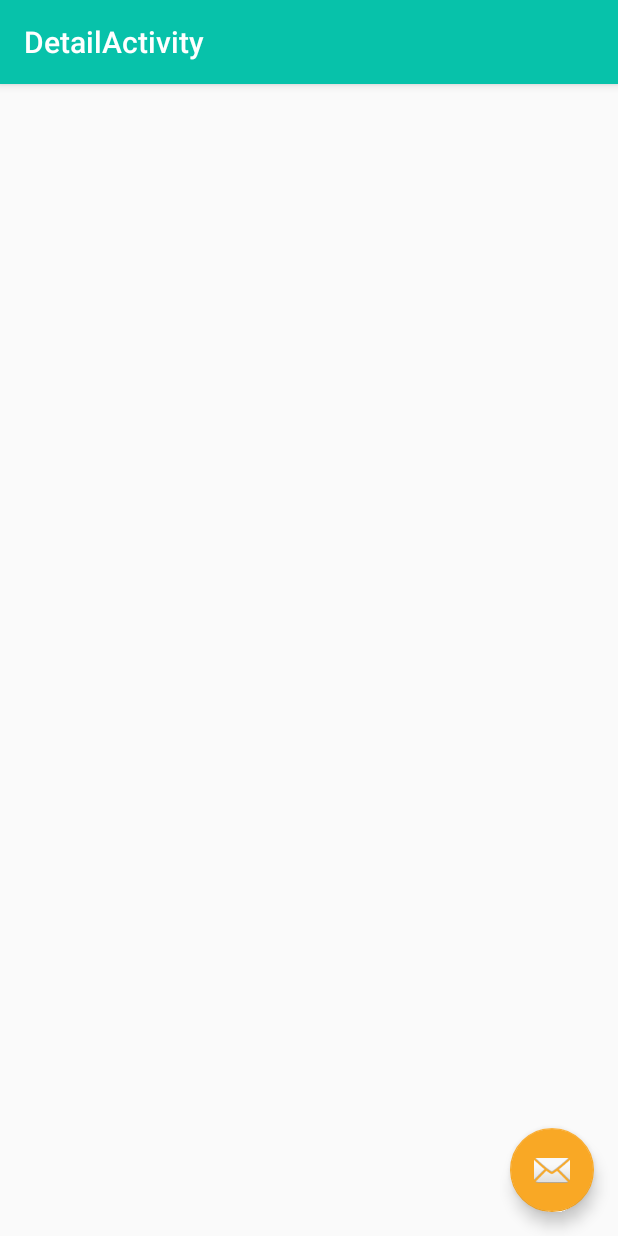
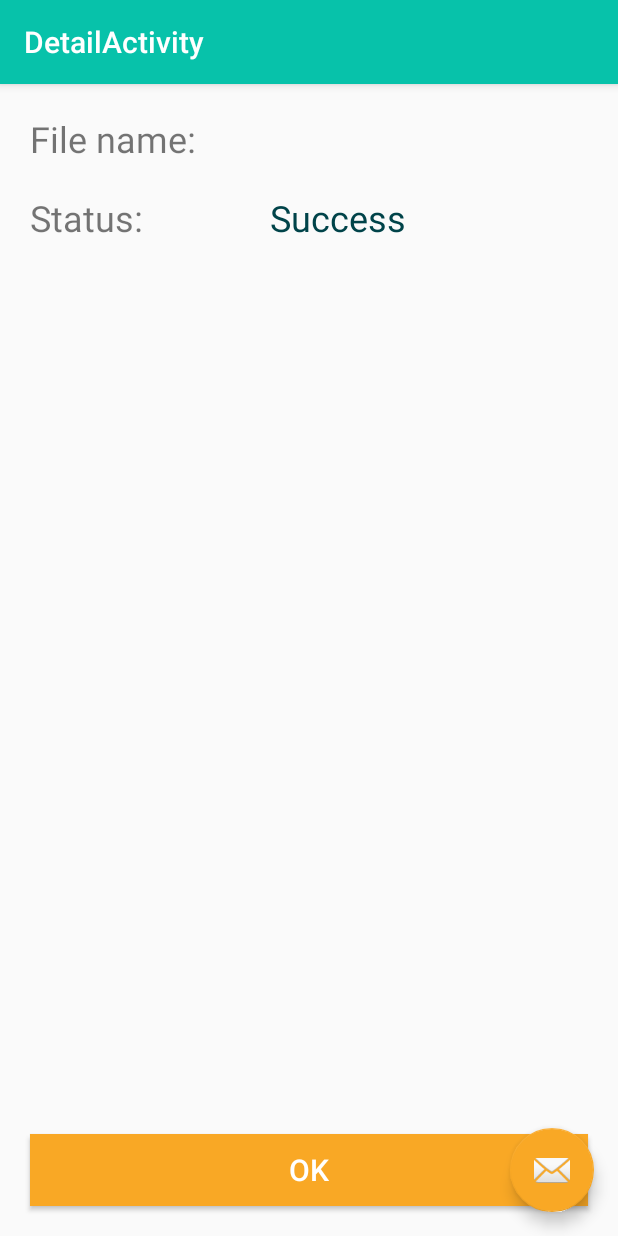
Before and after one commit to agvx124/Load_App, an Android app: the DetailActivity screen opened directly, with no data from a screen before it, on a phone screen of 412 x 824 dp. Run offline under Robolectric (Android 15) with nearby library versions, the phone set to English and light mode, and no system bars.

```diff
--- a/app/src/main/java/com/udacity/DetailActivity.kt
+++ b/app/src/main/java/com/udacity/DetailActivity.kt
@@ -1,8 +1,10 @@
 package com.udacity
 
+import android.content.Intent
 import android.os.Bundle
 import androidx.appcompat.app.AppCompatActivity
 import kotlinx.android.synthetic.main.activity_detail.*
+import kotlinx.android.synthetic.main.content_detail.*
 
 class DetailActivity : AppCompatActivity() {
 
@@ -10,6 +12,20 @@ class DetailActivity : AppCompatActivity() {
         super.onCreate(savedInstanceState)
         setContentView(R.layout.activity_detail)
         setSupportActionBar(toolbar)
+
+        file_name_textView.text = intent.getStringExtra("fileName")
+        val status = intent.getBooleanExtra("status", true)
+
+        if (status) {
+            status_textView.text = "Success"
+        }
+        else {
+            status_textView.text = "Fail"
+        }
+
+        ok_btn.setOnClickListener {
+            startActivity(Intent(applicationContext, MainActivity::class.java))
+        }
     }
 
 }
--- a/app/src/main/res/layout/content_detail.xml
+++ b/app/src/main/res/layout/content_detail.xml
@@ -1,5 +1,6 @@
 <?xml version="1.0" encoding="utf-8"?>
-<androidx.constraintlayout.widget.ConstraintLayout xmlns:android="http://schemas.android.com/apk/res/android"
+<androidx.constraintlayout.widget.ConstraintLayout
+    xmlns:android="http://schemas.android.com/apk/res/android"
     xmlns:app="http://schemas.android.com/apk/res-auto"
     xmlns:tools="http://schemas.android.com/tools"
     android:layout_width="match_parent"
@@ -8,4 +9,68 @@
     tools:context=".DetailActivity"
     tools:showIn="@layout/activity_detail">
 
+    <LinearLayout
+        android:id="@+id/linearLayout"
+        android:layout_width="match_parent"
+        android:layout_height="wrap_content"
+        android:layout_margin="20dp"
+        app:layout_constraintEnd_toEndOf="parent"
+        app:layout_constraintStart_toStartOf="parent"
+        app:layout_constraintTop_toTopOf="parent">
+
+        <TextView
+            android:layout_width="160dp"
+            android:layout_height="wrap_content"
+            android:text="File name: "
+            android:textSize="24sp" />
+
+        <TextView
+            android:id="@+id/file_name_textView"
+            android:layout_width="wrap_content"
+            android:layout_height="wrap_content"
+            android:text="Glide - Image Loading Library by BumpTech"
+            android:textColor="@color/colorPrimaryDark"
+            android:textSize="24sp" />
+
+    </LinearLayout>
+
+    <LinearLayout
+        android:id="@+id/linearLayout2"
+        android:layout_width="match_parent"
+        android:layout_height="wrap_content"
+        android:layout_margin="20dp"
+        app:layout_constraintEnd_toEndOf="parent"
+        app:layout_constraintStart_toStartOf="parent"
+        app:layout_constraintTop_toBottomOf="@+id/linearLayout">
+
+        <TextView
+            android:layout_width="160dp"
+            android:layout_height="wrap_content"
+            android:text="Status: "
+            android:textSize="24sp" />
+
+        <TextView
+            android:id="@+id/status_textView"
+            android:layout_width="wrap_content"
+            android:layout_height="wrap_content"
+            android:text="Success"
+            android:textColor="@color/colorPrimaryDark"
+            android:textSize="24sp" />
+
+    </LinearLayout>
+
+    <Button
+        android:id="@+id/ok_btn"
+        android:layout_width="match_parent"
+        android:layout_height="wrap_content"
+        android:layout_margin="20dp"
+        android:background="@color/colorAccent"
+        android:text="OK"
+        android:textColor="@color/white"
+        android:textSize="20sp"
+        app:layout_constraintBottom_toBottomOf="parent"
+        app:layout_constraintEnd_toEndOf="parent"
+        app:layout_constraintStart_toStartOf="parent" />
+
+
 </androidx.constraintlayout.widget.ConstraintLayout>
```
Also changed, not shown: app/src/main/java/com/udacity/MainActivity.kt (+70 -3 lines), app/src/main/java/com/udacity/utils/NotificationUtils.kt (+17 -2 lines).
